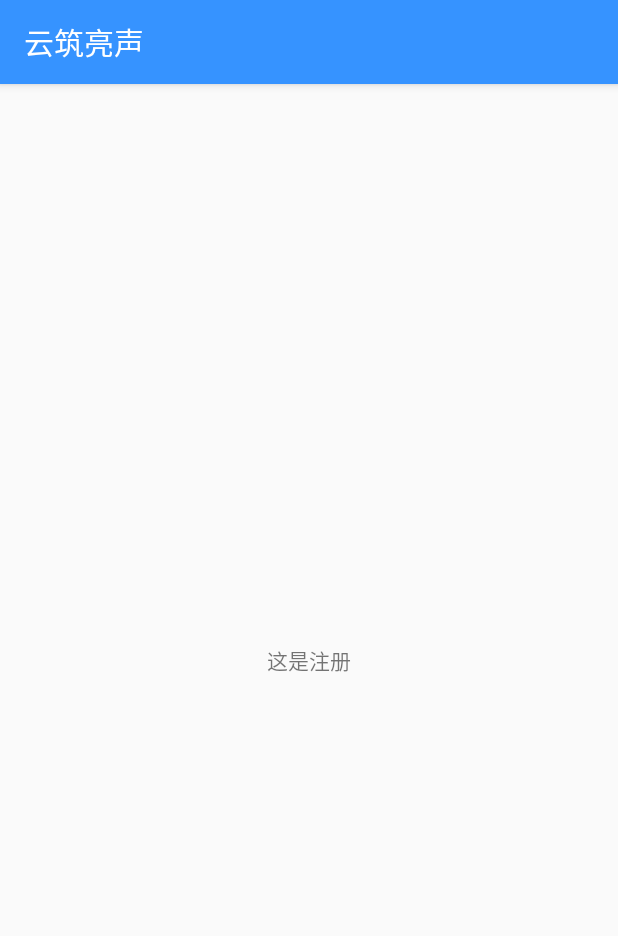
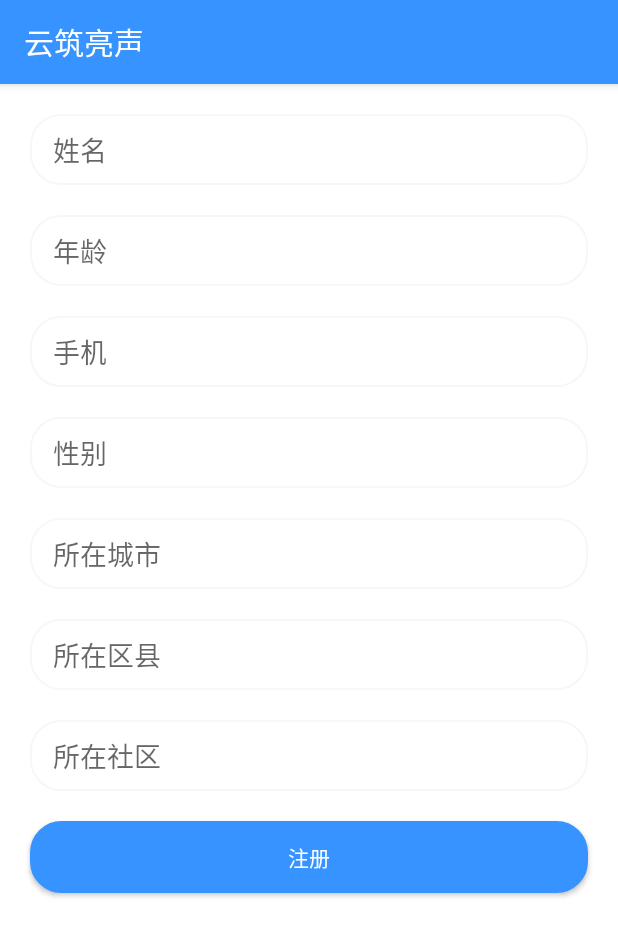
Before and after one commit to yura1116/syapp, an Android app: the fragment RegFragment shown on its own in the app's theme, on a phone screen of 412 x 824 dp. Shown: the top 936 px of the screen. Run offline under Robolectric (Android 15) with nearby library versions, the phone set to English and light mode, and no system bars.

Commit message:
注册页面

```diff
--- /dev/null
+++ b/app/src/main/res/drawable/rounded_button_blue.xml
@@ -0,0 +1,10 @@
+<?xml version="1.0" encoding="utf-8"?>
+<selector xmlns:android="http://schemas.android.com/apk/res/android">
+    <item>
+        <shape android:shape="rectangle">
+            <corners android:radius="20dp" />
+            <solid android:color="#3693FF" />
+            <stroke android:width="2dp" android:color="#3693FF" />
+        </shape>
+    </item>
+</selector>
--- /dev/null
+++ b/app/src/main/res/drawable/rounded_edittext.xml
@@ -0,0 +1,7 @@
+<shape xmlns:android="http://schemas.android.com/apk/res/android"
+    android:shape="rectangle">
+    <corners android:radius="20dp"/><solid android:color="#ffffff"/>
+    <stroke
+        android:width="1dp"
+        android:color="#f7f7f7"/>
+</shape>
--- a/app/src/main/res/layout/fragment_reg.xml
+++ b/app/src/main/res/layout/fragment_reg.xml
@@ -1,12 +1,121 @@
 <?xml version="1.0" encoding="utf-8"?>
 <LinearLayout xmlns:android="http://schemas.android.com/apk/res/android"
     android:layout_width="match_parent"
-    android:layout_height="200dp"
+    android:layout_height="match_parent"
+    android:background="@color/white"
     android:orientation="vertical">
 
-    <TextView
+    <ScrollView
         android:layout_width="match_parent"
-        android:layout_height="match_parent"
-        android:gravity="center"
-        android:text="这是注册" />
+        android:layout_height="wrap_content"
+        android:scrollbars="none">
+
+        <LinearLayout
+            android:layout_width="match_parent"
+            android:layout_height="wrap_content"
+            android:orientation="vertical">
+
+            <EditText
+                android:id="@+id/editText_userName"
+                android:layout_width="match_parent"
+                android:layout_height="wrap_content"
+                android:layout_marginLeft="20dp"
+                android:layout_marginTop="20dp"
+                android:layout_marginRight="20dp"
+                android:background="@drawable/rounded_edittext"
+                android:hint="姓名"
+                android:paddingLeft="15dp"
+                android:paddingTop="10dp"
+                android:paddingBottom="10dp"/>
+
+            <EditText
+                android:id="@+id/editText_age"
+                android:layout_width="match_parent"
+                android:layout_height="wrap_content"
+                android:layout_marginLeft="20dp"
+                android:layout_marginTop="20dp"
+                android:layout_marginRight="20dp"
+                android:background="@drawable/rounded_edittext"
+                android:hint="年龄"
+                android:paddingLeft="15dp"
+                android:paddingTop="10dp"
+                android:paddingBottom="10dp"/>
+
+            <EditText
+                android:id="@+id/phont"
+                android:layout_width="match_parent"
+                android:layout_height="wrap_content"
+                android:layout_marginLeft="20dp"
+                android:layout_marginTop="20dp"
+                android:layout_marginRight="20dp"
+                android:background="@drawable/rounded_edittext"
+                android:hint="手机"
+                android:paddingLeft="15dp"
+                android:paddingTop="10dp"
+                android:paddingBottom="10dp"/>
+
+            <EditText
+                android:id="@+id/sex"
+                android:layout_width="match_parent"
+                android:layout_height="wrap_content"
+                android:layout_marginLeft="20dp"
+                android:layout_marginTop="20dp"
+                android:layout_marginRight="20dp"
+                android:background="@drawable/rounded_edittext"
+                android:hint="性别"
+                android:paddingLeft="15dp"
+                android:paddingTop="10dp"
+                android:paddingBottom="10dp"/>
+
+            <EditText
+                android:id="@+id/szcs"
+                android:layout_width="match_parent"
+                android:layout_height="wrap_content"
+                android:layout_marginLeft="20dp"
+                android:layout_marginTop="20dp"
+                android:layout_marginRight="20dp"
+                android:background="@drawable/rounded_edittext"
+                android:hint="所在城市"
+                android:paddingLeft="15dp"
+                android:paddingTop="10dp"
+                android:paddingBottom="10dp"/>
+
+            <EditText
+                android:id="@+id/szqx"
+                android:layout_width="match_parent"
+                android:layout_height="wrap_content"
+                android:layout_marginLeft="20dp"
+                android:layout_marginTop="20dp"
+                android:layout_marginRight="20dp"
+                android:background="@drawable/rounded_edittext"
+                android:hint="所在区县"
+                android:paddingLeft="15dp"
+                android:paddingTop="10dp"
+                android:paddingBottom="10dp"/>
+
+            <EditText
+                android:id="@+id/szsq"
+                android:layout_width="match_parent"
+                android:layout_height="wrap_content"
+                android:layout_marginLeft="20dp"
+                android:layout_marginTop="20dp"
+                android:layout_marginRight="20dp"
+                android:background="@drawable/rounded_edittext"
+                android:hint="所在社区"
+                android:paddingLeft="15dp"
+                android:paddingTop="10dp"
+                android:paddingBottom="10dp"/>
+
+            <Button
+                android:id="@+id/button_login"
+                android:layout_width="match_parent"
+                android:layout_height="wrap_content"
+                android:layout_centerHorizontal="true"
+                android:layout_margin="20dp"
+                android:background="@drawable/rounded_button_blue"
+                android:text="注册"
+                android:textColor="#ffffff" />
+
+        </LinearLayout>
+    </ScrollView>
 </LinearLayout>
```
